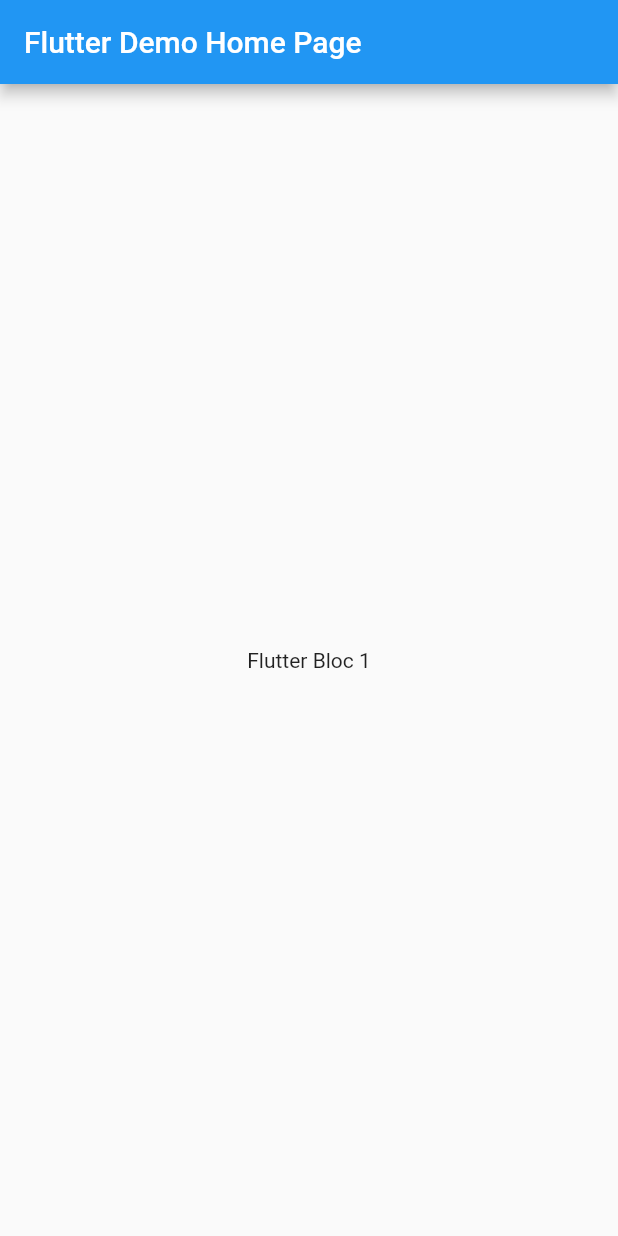
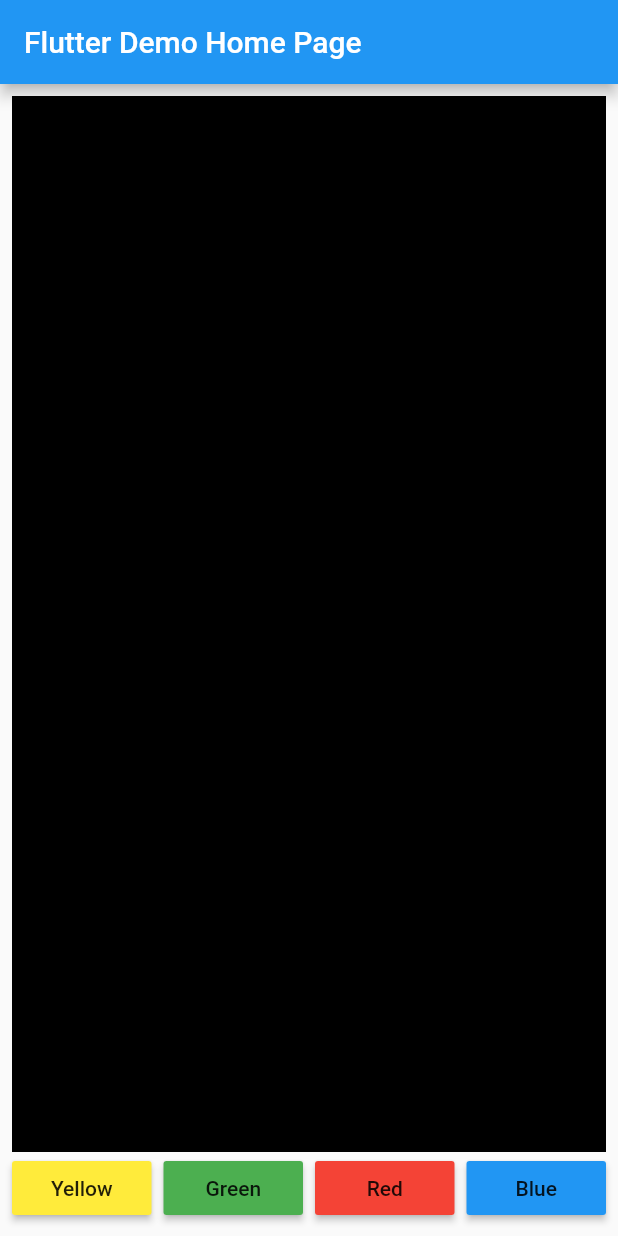
Before and after one commit to NaingMyoThawNMYT/Flutter-Bloc-1, a Flutter app: the screen it shows after launch, on a phone screen of 412 x 824 dp. Run offline on Flutter 3.47's test engine with Material 2 defaults, Android fonts, the phone set to English and light mode, and no system bars; our stand-ins replace bloc.

Commit message:
4. Added one container to show selected color and added four buttons to change the color.

```diff
--- a/lib/main.dart
+++ b/lib/main.dart
@@ -34,9 +34,57 @@ class _MyHomePageState extends State<MyHomePage> {
       appBar: AppBar(
         title: Text(widget.title),
       ),
-      body: Center(
-        child: Text(
-          'Flutter Bloc 1',
+      body: Padding(
+        padding: const EdgeInsets.all(8.0),
+        child: Column(
+          children: <Widget>[
+            Expanded(
+              child: Container(
+                color: Colors.black,
+              ),
+            ),
+            Row(
+              children: <Widget>[
+                Expanded(
+                  child: RaisedButton(
+                    onPressed: () {},
+                    color: Colors.yellow,
+                    child: Text('Yellow'),
+                  ),
+                ),
+                SizedBox(
+                  width: 8.0,
+                ),
+                Expanded(
+                  child: RaisedButton(
+                    onPressed: () {},
+                    color: Colors.green,
+                    child: Text('Green'),
+                  ),
+                ),
+                SizedBox(
+                  width: 8.0,
+                ),
+                Expanded(
+                  child: RaisedButton(
+                    onPressed: () {},
+                    color: Colors.red,
+                    child: Text('Red'),
+                  ),
+                ),
+                SizedBox(
+                  width: 8.0,
+                ),
+                Expanded(
+                  child: RaisedButton(
+                    onPressed: () {},
+                    color: Colors.blue,
+                    child: Text('Blue'),
+                  ),
+                ),
+              ],
+            )
+          ],
         ),
       ),
     );
```
Also changed, not shown: changelog.txt.
